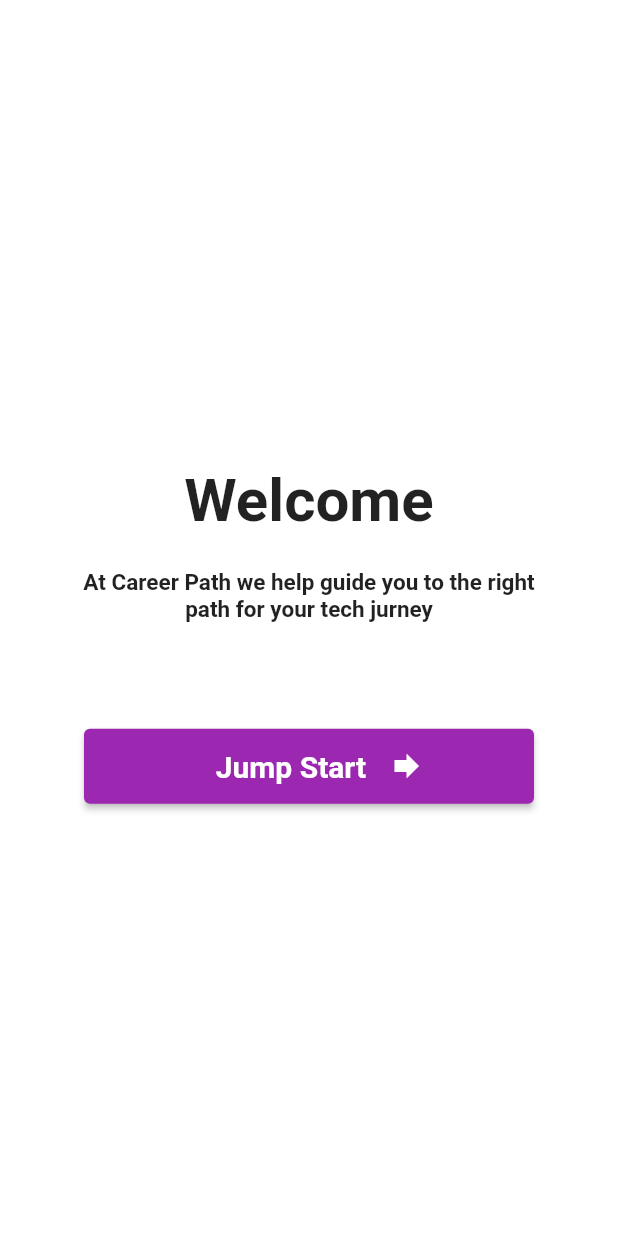
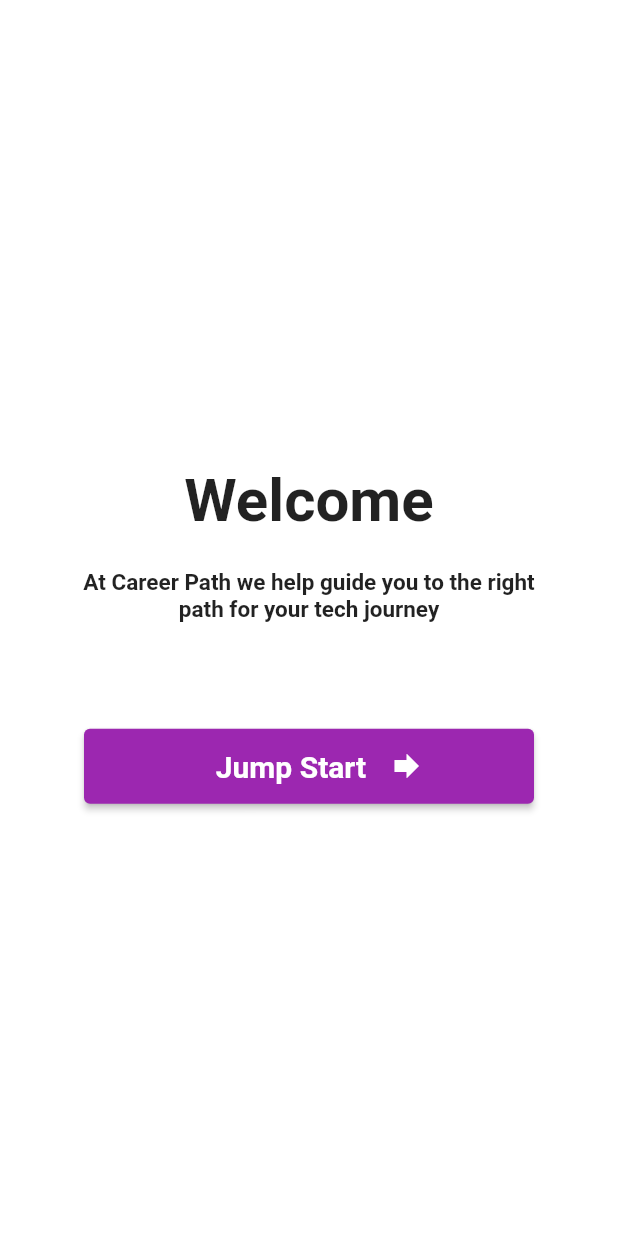
Before and after one commit to Mremmalex/career_path, a Flutter app: the screen it shows after launch, on a phone screen of 412 x 824 dp. Run offline on Flutter 3.47's test engine with Material 2 defaults, Android fonts, the phone set to English and light mode, and no system bars; our stand-ins replace youtube_player_flutter.

Commit message:
build app apk

```diff
--- a/lib/screens/landing_screen.dart
+++ b/lib/screens/landing_screen.dart
@@ -34,7 +34,7 @@
                           height: 10,
                         ),
                         Text(
-                          "At Career Path we help guide you to the right path for your tech jurney",
+                          "At Career Path we help guide you to the right path for your tech journey",
                           textAlign: TextAlign.center,
                           style: TextStyle(
                               fontSize: 15, fontWeight: FontWeight.w600),
```
